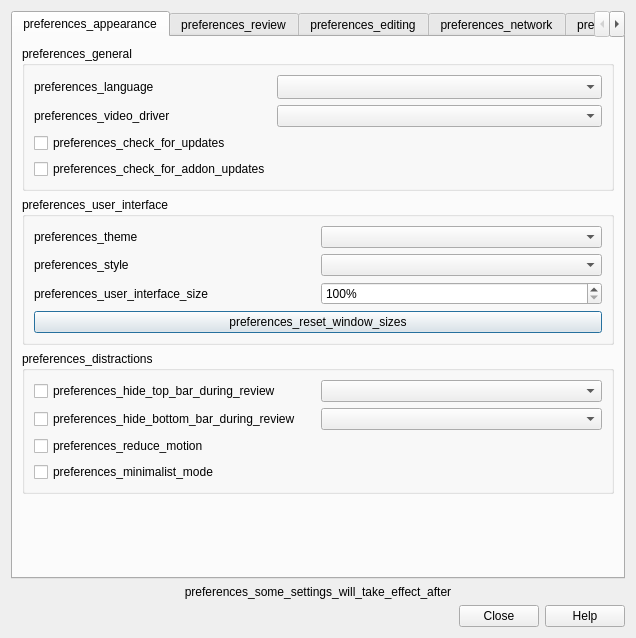
This is qt/aqt/forms/preferences.ui in ankitects/anki as Qt 5 draws it before an edit. The edited form follows.
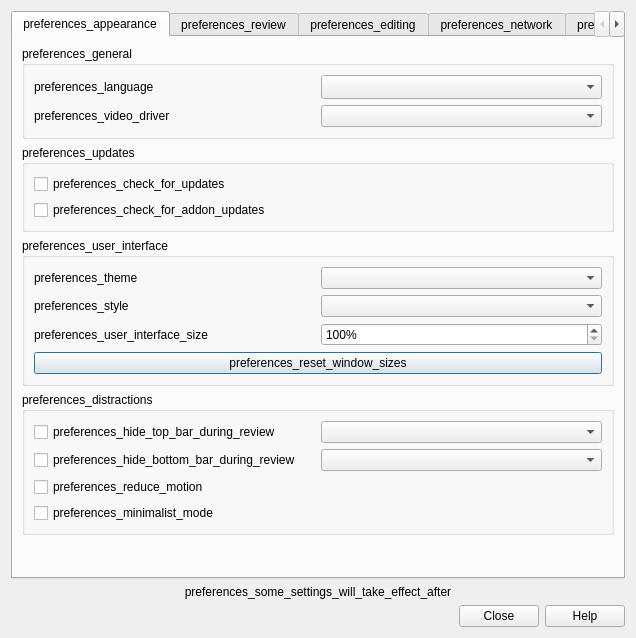
This is the edited form.

Commit message: Group both update options into their own subsection

The edit to the form file:
```diff
--- a/qt/aqt/forms/preferences.ui
+++ b/qt/aqt/forms/preferences.ui
@@ -82,27 +82,24 @@
             </property>
            </widget>
           </item>
-          <item row="2" column="0">
+         </layout>
+        </widget>
+       </item>
+       <item>
+        <widget class="QGroupBox" name="updatesGroup">
+         <property name="title">
+          <string>preferences_updates</string>
+         </property>
+         <layout class="QVBoxLayout" name="updatesLayout">
+          <item>
            <widget class="QCheckBox" name="check_for_updates">
-            <property name="sizePolicy">
-             <sizepolicy hsizetype="Fixed" vsizetype="Fixed">
-              <horstretch>0</horstretch>
-              <verstretch>0</verstretch>
-             </sizepolicy>
-            </property>
             <property name="text">
              <string>preferences_check_for_updates</string>
             </property>
            </widget>
           </item>
-          <item row="3" column="0">
+          <item>
            <widget class="QCheckBox" name="check_for_addon_updates">
-            <property name="sizePolicy">
-             <sizepolicy hsizetype="Fixed" vsizetype="Fixed">
-              <horstretch>0</horstretch>
-              <verstretch>0</verstretch>
-             </sizepolicy>
-            </property>
             <property name="text">
              <string>preferences_check_for_addon_updates</string>
             </property>
```
The commit also changes 1 other file.
